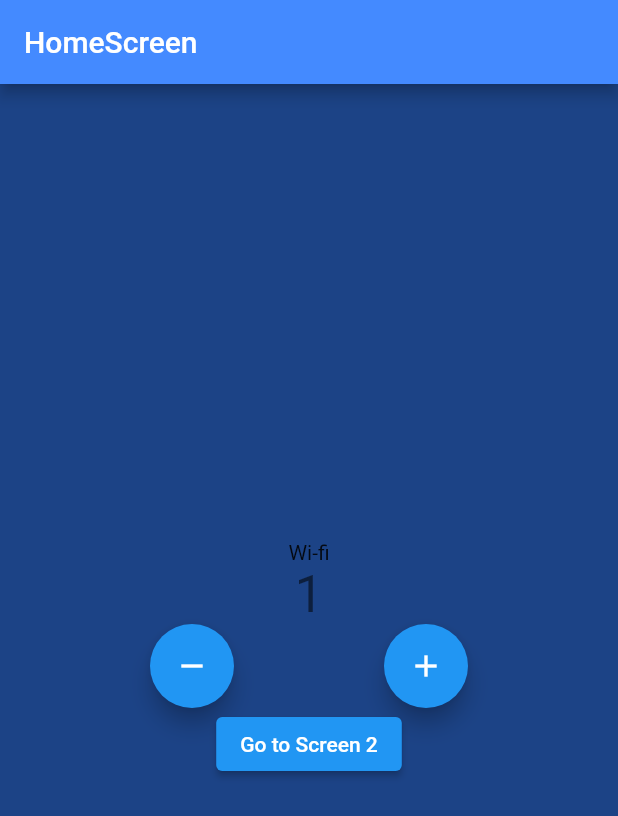
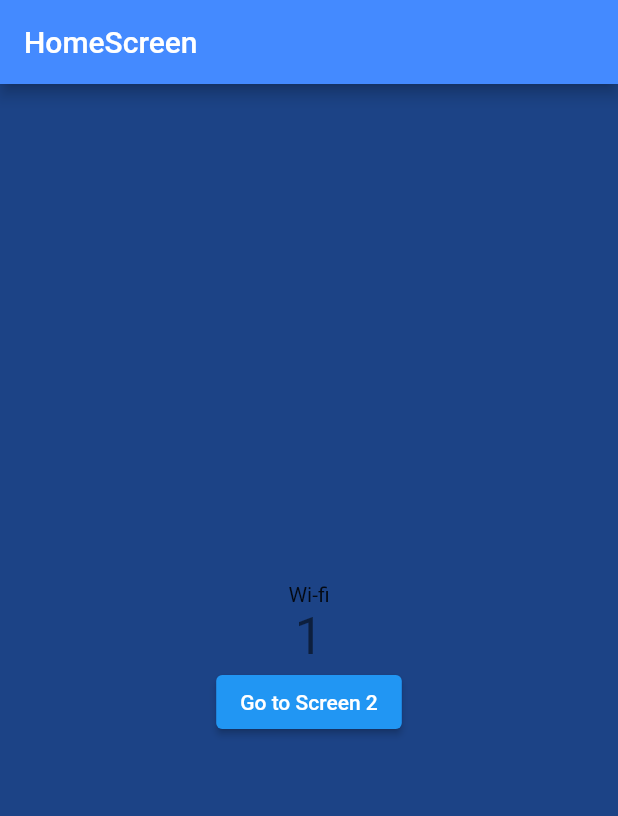
Before and after one commit to abhishek-joflee/bloc_demo, a Flutter app: the screen it shows after launch, on a phone screen of 412 x 824 dp. Shown: the top 816 px of the screen. Run offline on Flutter 3.47's test engine with Material 2 defaults, Android fonts, the phone set to English and light mode, and no system bars; our stand-ins replace bloc, connectivity_plus, flutter_bloc.

Commit message:
incr decr removed from home screen

```diff
--- a/lib/presentation/Screens/home_screen.dart
+++ b/lib/presentation/Screens/home_screen.dart
@@ -66,27 +66,6 @@ class _HomeScreenState extends State<HomeScreen> {
                 );
               },
             ),
-            Row(
-              mainAxisAlignment: MainAxisAlignment.spaceEvenly,
-              children: [
-                FloatingActionButton(
-                  heroTag: 'decrement',
-                  onPressed: () {
-                    BlocProvider.of<CounterCubit>(context).decrement();
-                  },
-                  tooltip: "Decrement",
-                  child: const Icon(Icons.remove),
-                ),
-                FloatingActionButton(
-                  heroTag: 'increment',
-                  onPressed: () {
-                    BlocProvider.of<CounterCubit>(context).increment();
-                  },
-                  tooltip: "Increment",
-                  child: const Icon(Icons.add),
-                ),
-              ],
-            ),
             ElevatedButton(
               onPressed: () {
                 Navigator.of(context).pushNamed('/second');
```
